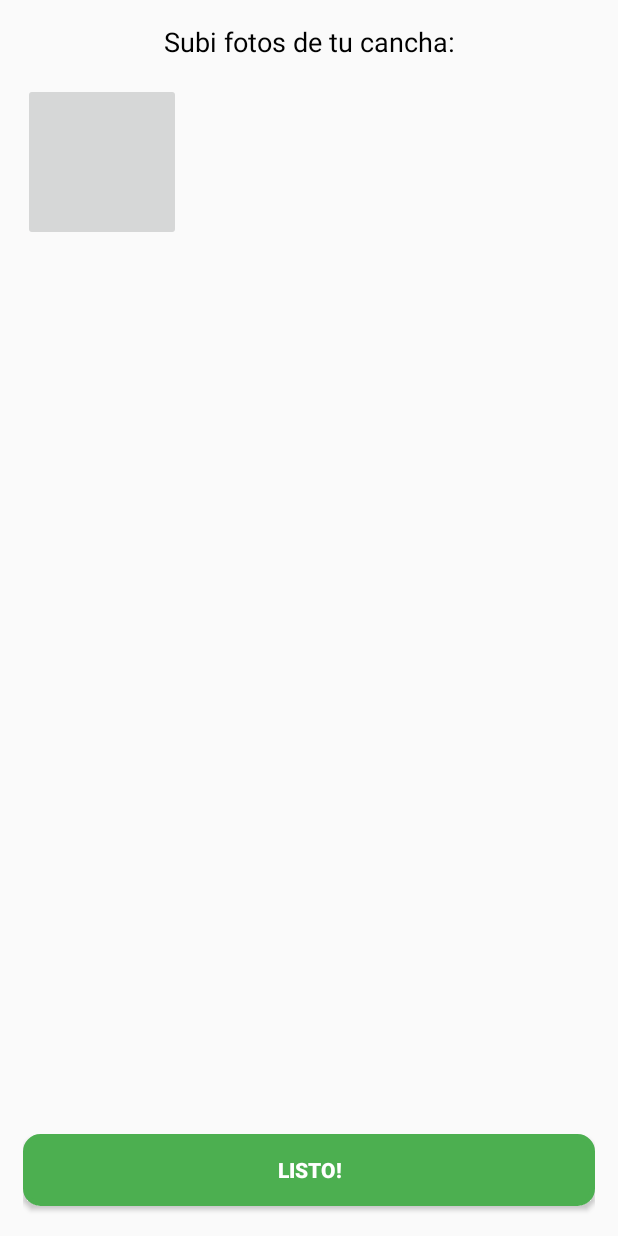
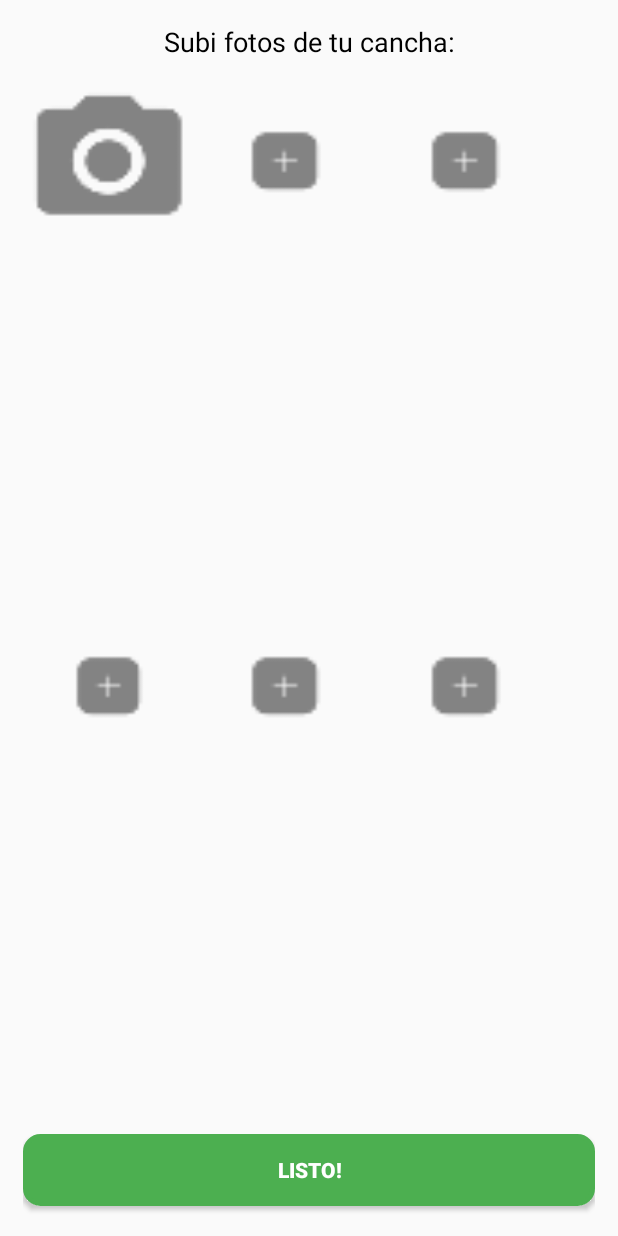
Before and after one commit to UTN-FRBA-Mobile/CanchApp, an Android app: the layout fragment_cargar_fotos_cancha.xml on its own in the app's theme, with its tools: preview values and no code run, on a phone screen of 412 x 824 dp. Run offline under Robolectric (Android 15) with nearby library versions, the phone set to English and light mode, and no system bars.

Commit message:
[Agregar_Cancha] Diseño de pantalla de agregado fijo.

```diff
--- a/app/src/main/res/layout/fragment_cargar_fotos_cancha.xml
+++ b/app/src/main/res/layout/fragment_cargar_fotos_cancha.xml
@@ -17,7 +17,7 @@
         android:text="Subi fotos de tu cancha:"/>
 
     <LinearLayout
-        android:layout_width="wrap_content"
+        android:layout_width="match_parent"
         android:layout_height="0dip"
         android:orientation="horizontal"
         android:textAlignment="center"
@@ -25,20 +25,52 @@
 
         <ImageButton
             android:id="@+id/btnTomarFoto"
-            android:layout_width="105dp"
+            android:layout_width="115dp"
             android:layout_height="105dp"
-            android:contentDescription="Sacar foto."/>
+            android:background="@drawable/ic_sacar_foto"
+            android:contentDescription="Sacar foto desde la cámara."/>
 
         <ImageView
             android:id="@+id/imageView1"
-            android:layout_width="105dp"
+            android:layout_width="120dp"
             android:layout_height="105dp"
+            android:background="@drawable/ic_add"
             android:contentDescription="Para mostrar opciones."/>
 
         <ImageView
             android:id="@+id/imageView2"
-            android:layout_width="105dp"
+            android:layout_width="120dp"
             android:layout_height="105dp"
+            android:background="@drawable/ic_add"
+            android:contentDescription="Para mostrar opciones."/>
+    </LinearLayout>
+
+    <LinearLayout
+        android:layout_width="match_parent"
+        android:layout_height="0dip"
+        android:orientation="horizontal"
+        android:textAlignment="center"
+        android:layout_weight="2">
+
+        <ImageView
+            android:id="@+id/imageView3"
+            android:layout_width="115dp"
+            android:layout_height="105dp"
+            android:background="@drawable/ic_add"
+            android:contentDescription="Para mostrar opciones."/>
+
+        <ImageView
+            android:id="@+id/imageView4"
+            android:layout_width="120dp"
+            android:layout_height="105dp"
+            android:background="@drawable/ic_add"
+            android:contentDescription="Para mostrar opciones."/>
+
+        <ImageView
+            android:id="@+id/imageView5"
+            android:layout_width="120dp"
+            android:layout_height="105dp"
+            android:background="@drawable/ic_add"
             android:contentDescription="Para mostrar opciones."/>
     </LinearLayout>
 
```
